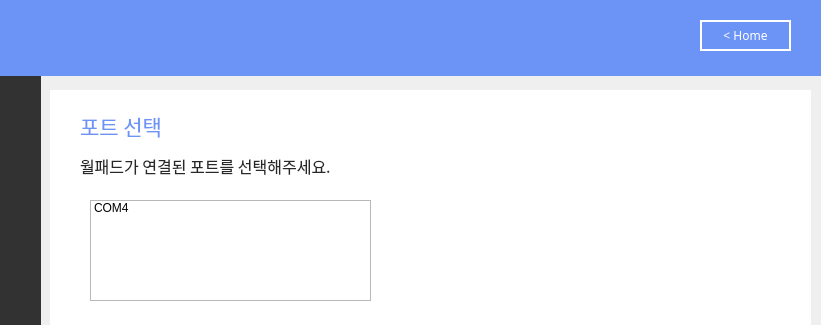
Old version of the form step3.ui in the repository skyun333/wallpad; both pictures show x 140 to 961 and y 0 to 325 of the 961 by 704 pixel window.
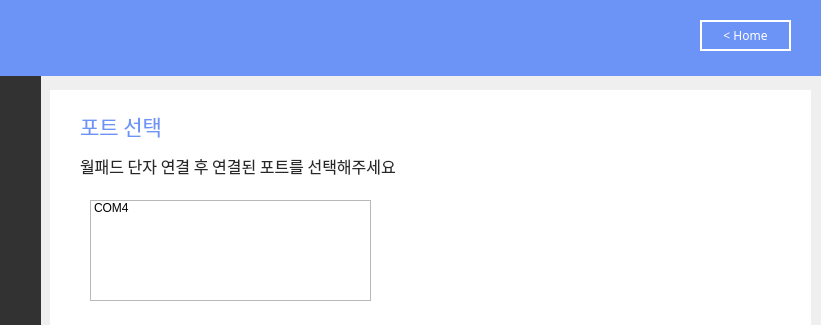
New version of the form.

```diff
--- a/step3.ui
+++ b/step3.ui
@@ -232,7 +232,7 @@
      <string notr="true">color:rgb(40,40,40)</string>
     </property>
     <property name="text">
-     <string>월패드가 연결된 포트를 선택해주세요.</string>
+     <string>월패드 단자 연결 후 연결된 포트를 선택해주세요</string>
     </property>
     <property name="alignment">
      <set>Qt::AlignLeading|Qt::AlignLeft|Qt::AlignVCenter</set>
```
